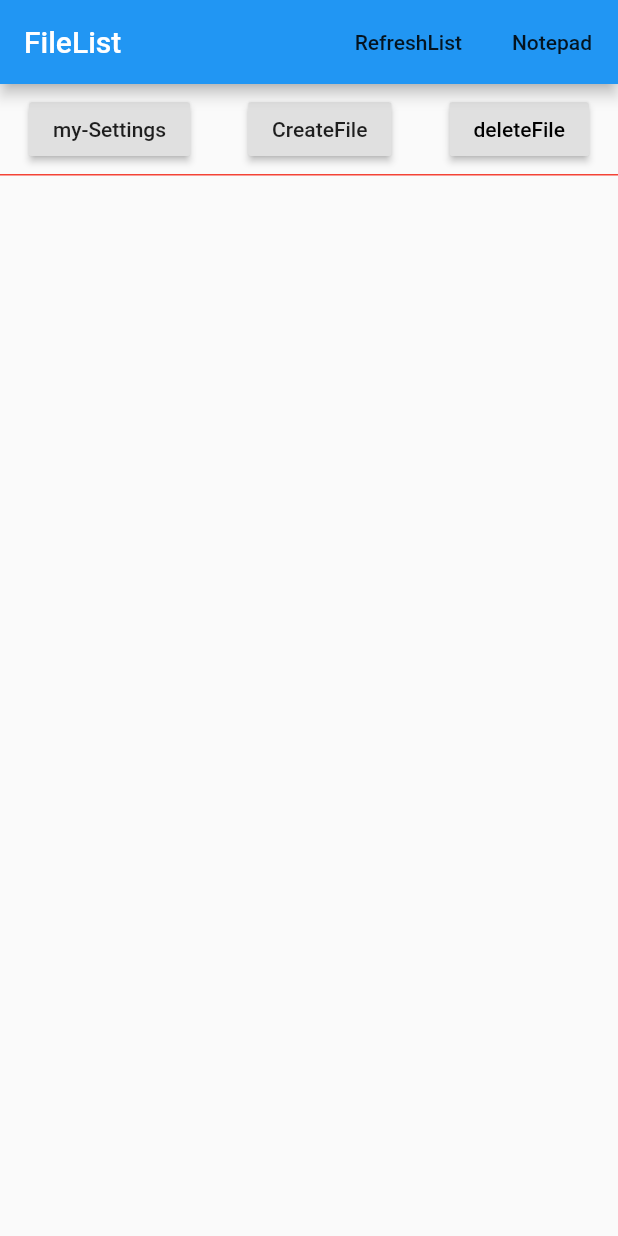
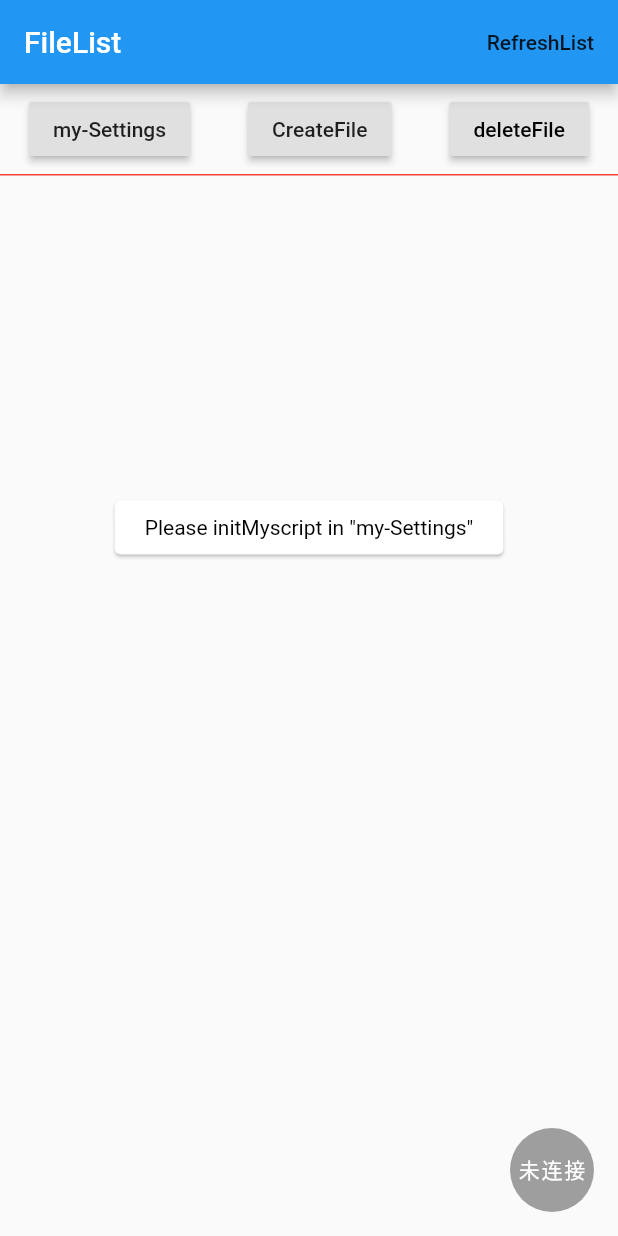
Before and after one commit to woodemi/notepad_myscript_demo, a Flutter app: the screen it shows after launch, after a tap on "CreateFile", on a phone screen of 412 x 824 dp. Run offline on Flutter 3.47's test engine with Material 2 defaults, Android fonts, the phone set to English and light mode, and no system bars; our stand-ins replace permission_handler; missing offline and left inert: notepad_core.

Commit message:
Update Example

```diff
--- a/lib/ConnectDevice/NotepadDetailPage.dart
+++ b/lib/ConnectDevice/NotepadDetailPage.dart
@@ -1,3 +1,4 @@
+import 'dart:async';
 import 'dart:convert';
 import 'dart:typed_data';
 
@@ -5,7 +6,9 @@ import 'package:flutter/material.dart';
 import 'package:notepad_core/notepad_core.dart';
 import 'package:http/http.dart' as http;
 import 'package:notepad_myscript_demo/manager/NotepadManager.dart';
+import 'package:notepad_myscript_demo/manager/NotepadUtil.dart';
 import 'package:notepad_myscript_demo/util/FunctionListWidget.dart';
+import 'package:notepad_myscript_demo/util/Toast.dart';
 
 class NotepadDetailPage extends StatefulWidget {
   NotepadScanResult scanResult;
@@ -79,7 +82,7 @@ class _NotepadDetailPageState extends State<NotepadDetailPage> {
         FunctionItem('connect', callBack: connect),
         FunctionItem('disconnect', callBack: disconnect),
         FunctionItem('setMode：COMMON', callBack: setCommonMode),
-        FunctionItem('setMode：SYNC', callBack: setSyncMode),
+        FunctionItem('setMode：SYNC(实时书写时)', callBack: setSyncMode),
         FunctionItem('claimAuth', callBack: claimAuth),
         FunctionItem('disclaimAuth', callBack: disClaimAuth),
         FunctionItem('getDeviceSize', callBack: getDeviceSize),
--- a/lib/HandleMyscript/ConfigMyscriptEngine.dart
+++ b/lib/HandleMyscript/ConfigMyscriptEngine.dart
@@ -3,6 +3,8 @@ import 'package:flutter/widgets.dart';
 import 'package:myscript_iink/myscript_iink.dart';
 import 'package:notepad_myscript_demo/util/FunctionListWidget.dart';
 import 'package:notepad_myscript_demo/util/Toast.dart';
+
+var isInitMyscriptSuccess = false;
 
 class ConfigMyscriptEngine extends StatefulWidget {
   @override
@@ -19,14 +21,34 @@ class _ConfigMyscriptEngineState extends State<ConfigMyscriptEngine> {
           'initMyscript',
           content: 'initMyscript before use myscript',
           callBack: () async {
-            await MyscriptIink.initMyscript();
-            Toast.toast(context, msg: 'initMyscript success');
+            if (isInitMyscriptSuccess) {
+              Toast.toast(context, msg: 'You had init-Myscript');
+              return;
+            }
+            try {
+              Toast.toast(context, msg: 'initMyscript success');
+              var startDate = DateTime.now().millisecondsSinceEpoch;
+              await MyscriptIink.initMyscript();
+              var endDate = DateTime.now().millisecondsSinceEpoch;
+              isInitMyscriptSuccess = true;
+              Toast.toast(context,
+                  msg: 'initMyscript success, 用时${endDate - startDate}');
+            } catch (e) {
+              Toast.toast(context, msg: 'initMyscript faile, ${e.toString()}');
+            }
           },
         ),
         FunctionItem(
           'setEngineLanguage: Current-Language zh-CN',
           content: 'Config MyScript Engine before create file(pts)',
           callBack: () async {
+            if (isInitMyscriptSuccess) {
+              Toast.toast(
+                context,
+                msg: 'Please initMyscript in "my-Settings"',
+              );
+              return;
+            }
             await MyscriptIink.setEngineConfiguration_Language('zh_CN');
             Toast.toast(context,
                 msg: 'setEngineConfiguration_Language success');
--- a/lib/main.dart
+++ b/lib/main.dart
@@ -4,14 +4,14 @@ import 'dart:io';
 import 'package:flutter/material.dart';
 import 'package:flutter/widgets.dart';
 import 'package:myscript_iink/EditorController.dart';
+import 'package:notepad_myscript_demo/util/NormalScaffold.dart';
 import 'package:path_provider/path_provider.dart';
-import 'package:notepad_myscript_demo/ConnectDevice/DeviceList.dart';
-import 'package:notepad_myscript_demo/ConnectDevice/NotepadDetailPage.dart';
 import 'package:notepad_myscript_demo/HandleMyscript/ConfigMyscriptEngine.dart';
 import 'package:notepad_myscript_demo/HandleMyscript/IInkViewPage.dart';
 import 'package:notepad_myscript_demo/manager/NotepadManager.dart';
 import 'package:notepad_myscript_demo/manager/NotepadRealtime.dart';
 import 'package:notepad_myscript_demo/manager/NotepadUtil.dart';
+import 'package:notepad_myscript_demo/util/Toast.dart';
 
 void main() => runApp(MyApp());
 
@@ -28,25 +28,29 @@ class HomePage extends StatefulWidget {
 }
 
 class _HomePageState extends State<HomePage> {
-  var list = List<FileSystemEntity>();
-
-  StreamSubscription<NotepadStateEvent> _notepadStateSubscription;
+  var ptsList = List<FileSystemEntity>();
 
   var realtimeFilePath = '';
 
   var deleteFileSwich = false;
 
+  var notepadState = NotepadState.Disconnected;
+
+  StreamSubscription<NotepadStateEvent> _notepadStateSubscription;
+
   @override
   void initState() {
     super.initState();
     _requestListDocumentsDirectory();
+
     _notepadStateSubscription =
         sNotepadManager.notepadStateStream.listen(_onNotepadStateEvent);
   }
 
   @override
   Widget build(BuildContext context) {
-    return Scaffold(
+    return buildScaffold(
+      context,
       appBar: AppBar(
         title: Text('FileList'),
         actions: <Widget>[
@@ -54,19 +58,6 @@ class _HomePageState extends State<HomePage> {
             child: Text('RefreshList'),
             onPressed: () async {
               await _requestListDocumentsDirectory();
-            },
-          ),
-          FlatButton(
-            child: Text('Notepad'),
-            onPressed: () {
-              Navigator.of(context).push(
-                MaterialPageRoute(
-                  builder: (context) =>
-                      sNotepadManager.notepadState == NotepadState.Connected
-                          ? NotepadDetailPage(sNotepadManager.connectedDevice)
-                          : DeviceList(),
-                ),
-              );
             },
           ),
         ],
@@ -84,9 +75,9 @@ class _HomePageState extends State<HomePage> {
           ),
         ],
       ),
+      notepadState: notepadState,
     );
   }
-
   buildMenu() {
     return Container(
       height: 60,
@@ -106,13 +97,51 @@ class _HomePageState extends State<HomePage> {
           RaisedButton(
             child: Text('CreateFile'),
             onPressed: () async {
+              if (!isInitMyscriptSuccess) {
+                Toast.toast(context,
+                    msg: 'Please initMyscript in "my-Settings"');
+                return;
+              }
+              try {
                 var filePath = await NewFilePath();
+                Toast.toast(
+                  context,
+                  msg: 'filePath = $filePath',
+                );
                 var newController = await EditorController.create(filePath);
+                Toast.toast(
+                  context,
+                  msg: 'EditorController.create(filePath)',
+                );
                 (await File(filePath).exists())
                     ? await newController.openPackage(filePath)
                     : await newController.createPackage(filePath);
+                Toast.toast(
+                  context,
+                  msg: 'EditorController.openPackage/createPackage',
+                );
+                await newController.exportText();
+                Toast.toast(
+                  context,
+                  msg: 'newController.exportText()',
+                );
                 await newController.clear();
+                Toast.toast(
+                  context,
+                  msg: 'newController.clear()',
+                );
                 await _requestListDocumentsDirectory();
+                Toast.toast(
+                  context,
+                  msg: 'CreateFile success',
+                );
+              } catch (e) {
+                Toast.toast(
+                  context,
+                  msg: 'e = ${e.toString()}',
+                );
+                print('e = ${e.toString()}');
+              }
             },
           ),
           RaisedButton(
@@ -135,10 +164,10 @@ class _HomePageState extends State<HomePage> {
     return ListView.separated(
       itemBuilder: (context, index) => ListTile(
         title: Text(
-          list[index].path +
-              (list[index].path == realtimeFilePath ? '  【正在实时的笔记】' : ''),
+          ptsList[index].path +
+              (ptsList[index].path == realtimeFilePath ? '  【正在实时的笔记】' : ''),
           style: TextStyle(
-            color: list[index].path == realtimeFilePath
+            color: ptsList[index].path == realtimeFilePath
                 ? Colors.red
                 : Colors.black,
           ),
@@ -146,30 +175,35 @@ class _HomePageState extends State<HomePage> {
         trailing: deleteFileSwich ? Icon(Icons.delete_forever) : null,
         onTap: () async {
           if (deleteFileSwich) {
-            File file = await File(list[index].path);
+            File file = await File(ptsList[index].path);
             await file.deleteSync(recursive: true);
             await _requestListDocumentsDirectory();
           } else {
+            if (!isInitMyscriptSuccess) {
+              Toast.toast(context, msg: 'Please initMyscript in "my-Settings"');
+              return;
+            }
             Navigator.of(context).push(
               MaterialPageRoute(
-                builder: (context) => IInkViewPage(list[index].path),
+                builder: (context) => IInkViewPage(ptsList[index].path),
               ),
             );
           }
         },
       ),
       separatorBuilder: (context, index) => Divider(),
-      itemCount: list.length,
+      itemCount: ptsList.length,
     );
   }
 
   _requestListDocumentsDirectory() async {
     var directory = await getApplicationDocumentsDirectory();
-    setState(() => list
+    setState(() => ptsList
       ..clear()
-      ..addAll(directory.listSync()));
-    print('list.length = ${list.length}');
-    for (var file in list) print('list.path = ${file.path}');
+      ..addAll(directory.listSync())
+      ..removeWhere((element) => !element.path.endsWith('.pts')));
+    print('list.length = ${ptsList.length}');
+    for (var file in ptsList) print('list.path = ${file.path}');
     print(
         'sRealtimeManager.realtimeFilePath = ${sRealtimeManager.fileStruct.filePath}');
     setState(() {
@@ -178,6 +212,6 @@ class _HomePageState extends State<HomePage> {
   }
 
   _onNotepadStateEvent(NotepadStateEvent event) async {
-    await _requestListDocumentsDirectory();
+    setState(() => notepadState = event.state);
   }
 }
--- a/lib/manager/NotepadManager.dart
+++ b/lib/manager/NotepadManager.dart
@@ -82,6 +82,9 @@ class NotepadManager implements NotepadClientCallback {
 
   NotepadScanResult get connectedDevice =>
       _notepadState == NotepadState.Disconnected ? null : _currentDevice;
+
+  //  当前设备的模式
+  var deviceMode = NotepadMode.Common;
 
   NotepadClient _notepadClient;
 
@@ -172,6 +175,7 @@ class NotepadManager implements NotepadClientCallback {
   disconnect() => notepadConnector.disconnect();
 
   Future<void> setMode(NotepadMode mode) async {
+    deviceMode = mode;
     return await _notepadClient.setMode(mode);
   }
 
--- /dev/null
+++ b/lib/util/NormalScaffold.dart
@@ -0,0 +1,38 @@
+import 'package:flutter/material.dart';
+import 'package:notepad_myscript_demo/ConnectDevice/DeviceList.dart';
+import 'package:notepad_myscript_demo/ConnectDevice/NotepadDetailPage.dart';
+import 'package:notepad_myscript_demo/manager/NotepadManager.dart';
+import 'package:notepad_myscript_demo/manager/NotepadUtil.dart';
+
+Scaffold buildScaffold(
+  BuildContext context, {
+  AppBar appBar,
+  Widget body,
+  NotepadState notepadState,
+}) {
+  return Scaffold(
+    appBar: appBar,
+    body: body,
+    floatingActionButton: FloatingActionButton(
+      child: Text(
+        notepadState == NotepadState.Connected ? '已连接' : '未连接',
+        style: TextStyle(
+          color: Colors.white,
+        ),
+      ),
+      backgroundColor:
+          notepadState == NotepadState.Connected ? Colors.blue : Colors.grey,
+      highlightElevation: 6,
+      elevation: 0,
+      onPressed: () {
+        Navigator.of(context).push(
+          MaterialPageRoute(
+            builder: (context) => notepadState == NotepadState.Connected
+                ? NotepadDetailPage(sNotepadManager.connectedDevice)
+                : DeviceList(),
+          ),
+        );
+      },
+    ),
+  );
+}
```
Also changed, not shown: lib/HandleMyscript/IInkViewPage.dart (+78 -63 lines), pubspec.lock. Lines whose indentation alone changed are shown as unchanged.
